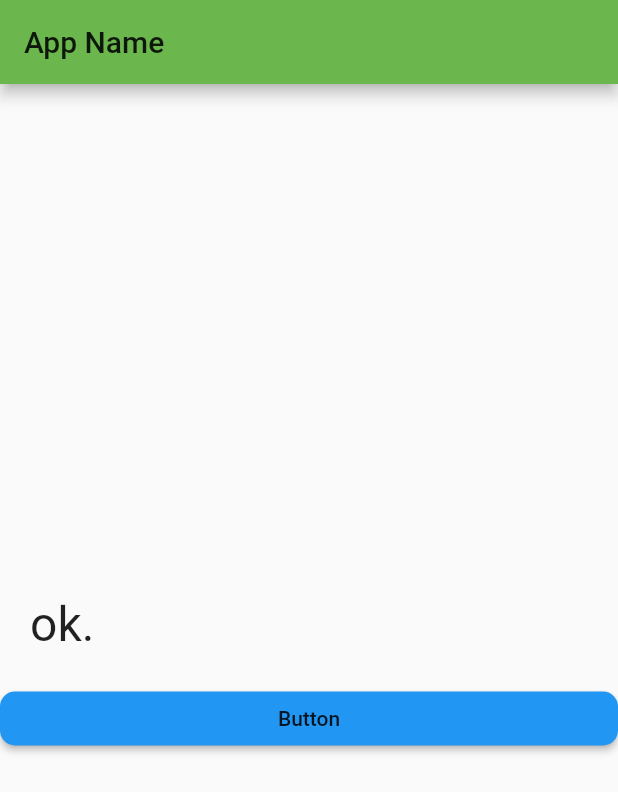
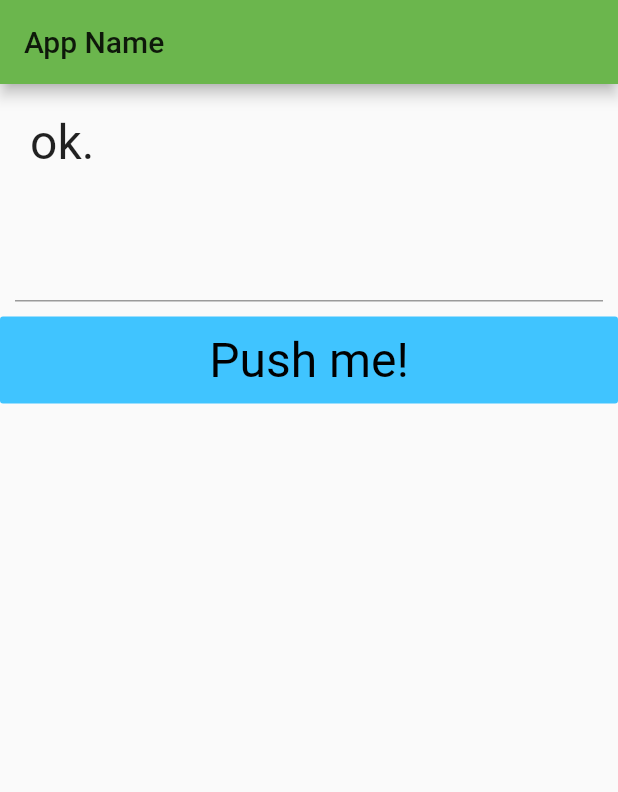
Before and after one commit to yuki-snow1823/flutter, a Flutter app: the screen it shows after launch, on a phone screen of 412 x 824 dp. Shown: the top 792 px of the screen. Run offline on Flutter 3.47's test engine with Material 2 defaults, Android fonts, the phone set to English and light mode, and no system bars.

Commit message:
コントローラー

```diff
--- a/lib/main.dart
+++ b/lib/main.dart
@@ -118,7 +118,8 @@ class MyHomePage extends StatefulWidget {
 
 class _MyHomePageState extends State<MyHomePage> {
   var _message;
-  static var _janken = <String>['グー', 'チョキ', 'パー'];
+  final controller = TextEditingController();
+
 
   @override
   void initState() {
@@ -126,54 +127,65 @@ class _MyHomePageState extends State<MyHomePage> {
     super.initState();
   }
 
+
   @override
   Widget build(BuildContext context) {
     return Scaffold(
-      // ここが全体を定義している
       appBar: AppBar(
         title: Text('App Name'),
-      ), // 設定する
-
-      body: // 中身を定義
-
+        ),
+      body:
         Center(
-        // 中央に何か置くウィジェット
-        child: Column(
-            // カラム
-            mainAxisAlignment: MainAxisAlignment.start, // てっぺんからスタート
-            mainAxisSize: MainAxisSize.min, // 真ん中に配置になった
+          child:
+            Column(
+              mainAxisAlignment: MainAxisAlignment.start,
+              mainAxisSize: MainAxisSize.max,
               crossAxisAlignment: CrossAxisAlignment.stretch,
               children: <Widget>[
-              //【疑問】このタグみたいなのなんだっけ？
 
                 Padding(
                   padding: EdgeInsets.all(20.0),
                   child: Text(
                   _message,
-                  style: TextStyle(
-                      fontSize: 32.0,
+                    style: TextStyle(fontSize:32.0,
                     fontWeight: FontWeight.w400,
                     fontFamily: "Roboto"),
                   ),
-              ), // さらに中に入れ込む
-
-              RaisedButton(
-                child: const Text('Button'),
-                color: Colors.blue,
-                shape: RoundedRectangleBorder(
-                  borderRadius: BorderRadius.circular(10),
-                ),
-                onPressed: () {},
                 ),
 
-            ]),
+
+                Padding(
+                  padding: EdgeInsets.all(10.0),
+                    child: TextField(
+                      controller: controller,
+                      style: TextStyle(fontSize:28.0,
+                      color: const Color(0xFFFF0000),
+                      fontWeight: FontWeight.w400,
+                      fontFamily: "Roboto"),
+                  ),
+                ),
+
+                FlatButton(
+                  padding: EdgeInsets.all(10.0),
+                  color: Colors.lightBlueAccent,
+                  child: Text(
+                        "Push me!",
+                        style: TextStyle(fontSize:32.0,
+                        color: const Color(0xFF000000),
+                        fontWeight: FontWeight.w400,
+                        fontFamily: "Roboto"),
+                      ),
+                  onPressed: buttonPressed
+                ),
+              ],
+          ),
         ),
     );
   }
-
-  void buttonPressed() {
-    setState(() {
-      _message = (_janken..shuffle()).first; // メッセージ変数の書き換え
+  void buttonPressed(){
+    setState((){
+      _message = 'you said: ' + controller.text;
     });
   }
+
 }
```
Lines whose indentation alone changed are shown as unchanged.
